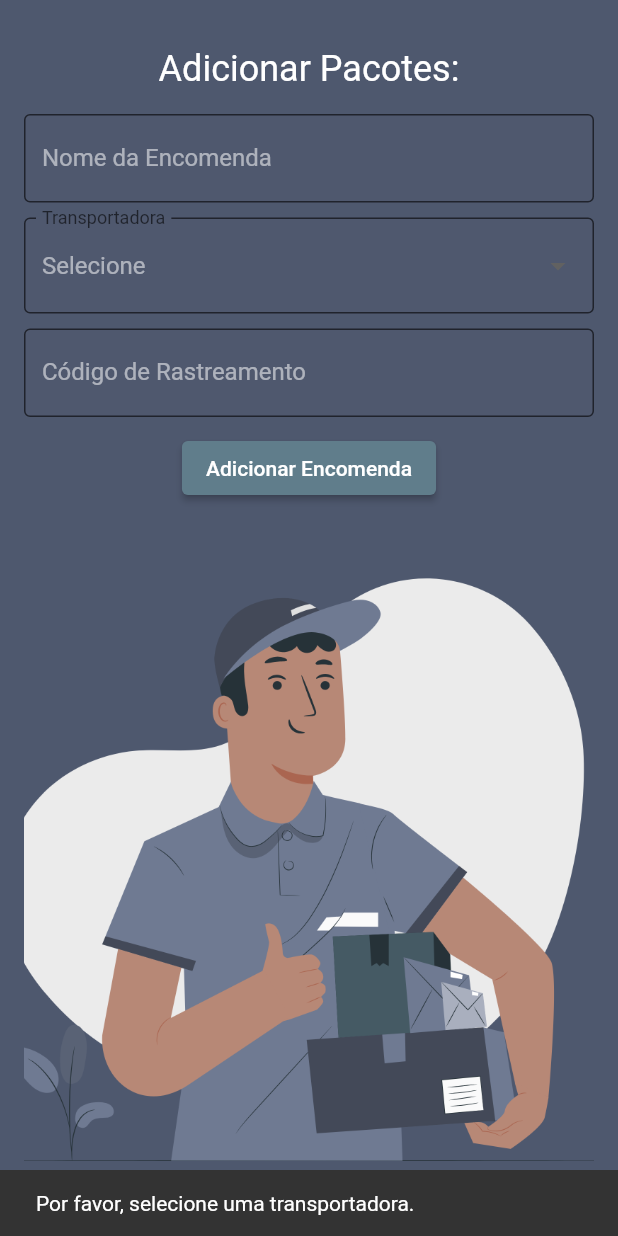
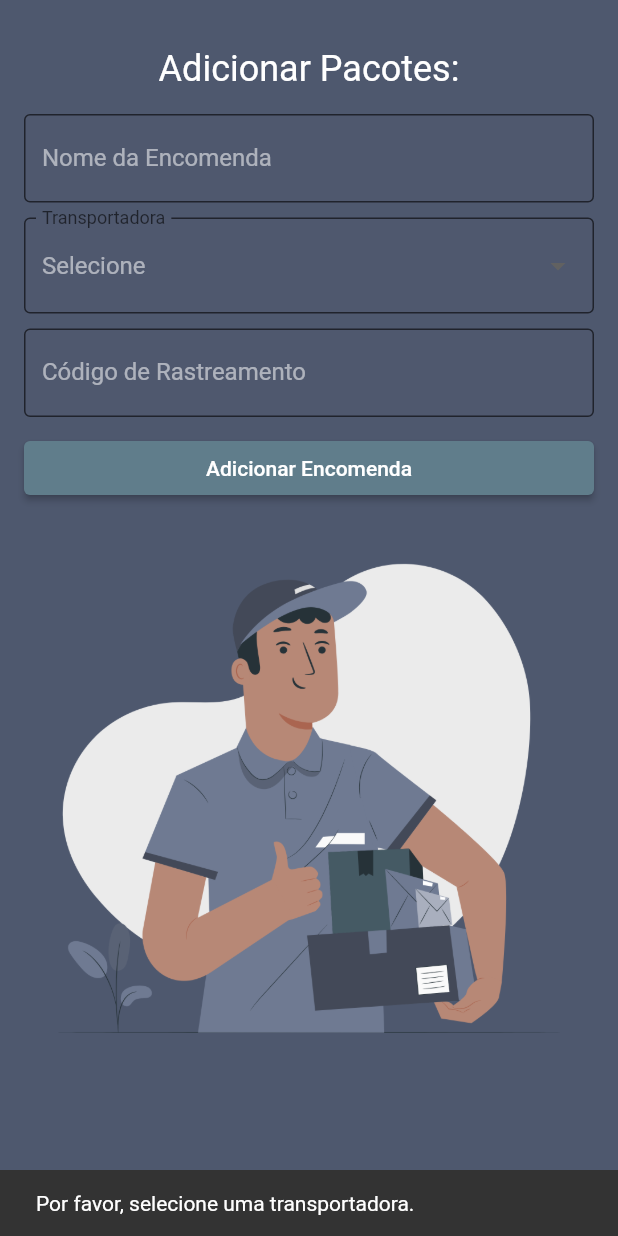
Before and after one commit to FlipLM/RastreioFacil, a Flutter app: the FormularioEncomendaScreen screen opened directly, after a tap on "Adicionar Encomenda", on a phone screen of 412 x 824 dp. Run offline on Flutter 3.47's test engine with Material 2 defaults, Android fonts, the phone set to English and light mode, and no system bars; our stand-ins replace flutter_keyboard_visibility, shared_preferences, webview_flutter; missing offline and left inert: circular_bottom_navigation; accounts and stored records are empty; network calls fail.

Commit message:
segunda versão

```diff
--- a/lib/screens/encomenda.dart
+++ b/lib/screens/encomenda.dart
@@ -4,21 +4,30 @@ class Encomenda {
   final String nome;
   final String transportadora;
   final String codigoRastreio;
+  bool isExcluindo;
 
-  Encomenda(this.nome, this.transportadora, this.codigoRastreio);
+  Encomenda({
+    required this.nome,
+    required this.transportadora,
+    required this.codigoRastreio,
+    required this.isExcluindo,
+  });
+
 
   String toJson() => json.encode({
     'nome': nome,
     'transportadora': transportadora,
     'codigoRastreio': codigoRastreio,
+    'isExcluindo': isExcluindo,
   });
 
   static Encomenda fromJson(String jsonString) {
     final jsonData = json.decode(jsonString);
     return Encomenda(
-      jsonData['nome'],
-      jsonData['transportadora'],
-      jsonData['codigoRastreio'],
+      nome: jsonData['nome'],
+      transportadora: jsonData['transportadora'],
+      codigoRastreio: jsonData['codigoRastreio'],
+      isExcluindo: jsonData['isExcluindo'],
     );
   }
 }
--- a/lib/screens/formulario_screen.dart
+++ b/lib/screens/formulario_screen.dart
@@ -1,15 +1,15 @@
-// ignore_for_file: library_private_types_in_public_api
-
 import 'package:flutter/material.dart';
 import 'package:provider/provider.dart';
+import 'package:flutter_keyboard_visibility/flutter_keyboard_visibility.dart';
 import '../screens/encomenda.dart';
 import '../screens/encomenda_model.dart';
 import '../screens/transportadoras_screen.dart';
 
 class FormularioEncomendaScreen extends StatefulWidget {
-  const FormularioEncomendaScreen(
-      void Function(Encomenda novaEncomenda) adicionarEncomenda,
-      {super.key});
+  final void Function(Encomenda novaEncomenda) adicionarEncomenda;
+
+  const FormularioEncomendaScreen({Key? key, required this.adicionarEncomenda})
+      : super(key: key);
 
   @override
   _FormularioEncomendaScreenState createState() =>
@@ -21,13 +21,26 @@ class _FormularioEncomendaScreenState extends State<FormularioEncomendaScreen> {
   final codigoRastreioController = TextEditingController();
   String transportadoraSelecionada = "Selecione";
 
+  final KeyboardVisibilityController _keyboardVisibilityController =
+  KeyboardVisibilityController();
+
+  @override
+  void initState() {
+    super.initState();
+
+    _keyboardVisibilityController.onChange.listen((bool visible) {
+      if (!visible) {
+        FocusScope.of(context).unfocus();
+      }
+    });
+  }
+
   @override
   Widget build(BuildContext context) {
     return Scaffold(
-      body: Padding(
-        padding: const EdgeInsets.all(16.0),
-        child: Column(
-          children: [
+      body: ListView(
+        padding: EdgeInsets.all(16.0),
+        children: <Widget>[
           Container(
             alignment: Alignment.center,
             padding: const EdgeInsets.all(16),
@@ -45,7 +58,6 @@ class _FormularioEncomendaScreenState extends State<FormularioEncomendaScreen> {
             decoration: const InputDecoration(
               labelText: 'Nome da Encomenda',
               labelStyle: TextStyle(color: Colors.white54),
-                // Cor do placeholder
               border: OutlineInputBorder(),
               filled: true,
               fillColor: Color.fromRGBO(79, 88, 110, 1),
@@ -55,10 +67,10 @@ class _FormularioEncomendaScreenState extends State<FormularioEncomendaScreen> {
           Theme(
             data: Theme.of(context).copyWith(
               canvasColor: const Color.fromRGBO(79, 88, 110, 1),
-                // Cor de fundo do dropdown
               textTheme: const TextTheme(
                 titleMedium: TextStyle(
-                      color: Colors.white54), // Cor do texto do dropdown
+                  color: Colors.white54,
+                ),
               ),
             ),
             child: DropdownButtonFormField<String>(
@@ -79,7 +91,8 @@ class _FormularioEncomendaScreenState extends State<FormularioEncomendaScreen> {
                 labelText: 'Transportadora',
                 border: OutlineInputBorder(),
                 filled: true,
-                    fillColor: Color.fromRGBO(79, 88, 110, 1)),
+                fillColor: Color.fromRGBO(79, 88, 110, 1),
+              ),
             ),
           ),
           const SizedBox(height: 10),
@@ -87,11 +100,12 @@ class _FormularioEncomendaScreenState extends State<FormularioEncomendaScreen> {
             controller: codigoRastreioController,
             style: const TextStyle(color: Colors.white54),
             decoration: const InputDecoration(
+              labelText: 'Código de Rastreamento',
               labelStyle: TextStyle(color: Colors.white54),
-                  labelText: 'Código de Rastreamento',
               border: OutlineInputBorder(),
               filled: true,
-                  fillColor: Color.fromRGBO(79, 88, 110, 1)),
+              fillColor: Color.fromRGBO(79, 88, 110, 1),
+            ),
           ),
           const SizedBox(height: 10),
           ElevatedButton(
@@ -101,26 +115,26 @@ class _FormularioEncomendaScreenState extends State<FormularioEncomendaScreen> {
 
               if (transportadoraSelecionada != "Selecione") {
                 final novaEncomenda = Encomenda(
-                    nome,
-                    transportadoraSelecionada,
-                    codigoRastreio,
+                  nome: nome,
+                  transportadora: transportadoraSelecionada,
+                  codigoRastreio: codigoRastreio,
+                  isExcluindo: false,
                 );
 
-                  Provider.of<EncomendaModel>(context, listen: false)
-                      .adicionarEncomenda(novaEncomenda);
+                widget.adicionarEncomenda(novaEncomenda);
+                FocusScope.of(context).unfocus(); // Fecha o teclado
 
                 showDialog(
                   context: context,
                   builder: (BuildContext context) {
                     return AlertDialog(
                       title: const Text('Sucesso!'),
-                        content:
-                            const Text('Encomenda adicionada com sucesso!'),
+                      content: const Text('Encomenda adicionada com sucesso!'),
                       actions: <Widget>[
                         TextButton(
                           child: const Text('Fechar'),
                           onPressed: () {
-                              Navigator.of(context).pop(); // Fecha o pop-up
+                            Navigator.of(context).pop();
                           },
                         ),
                       ],
@@ -128,22 +142,20 @@ class _FormularioEncomendaScreenState extends State<FormularioEncomendaScreen> {
                   },
                 );
 
-                  // Limpa os campos do formulário após a adição da encomenda
                 nomeController.clear();
                 codigoRastreioController.clear();
               } else {
                 ScaffoldMessenger.of(context).showSnackBar(const SnackBar(
-                      content:
-                          Text('Por favor, selecione uma transportadora.')));
+                    content: Text('Por favor, selecione uma transportadora.')));
               }
             },
             style: ElevatedButton.styleFrom(
-                  backgroundColor: Theme.of(context).primaryColor),
+              backgroundColor: Theme.of(context).primaryColor,
+            ),
             child: const Text('Adicionar Encomenda'),
           ),
-            Expanded(child: Image.asset('lib/assets/imagens/Messenger-pana.png', fit: BoxFit.cover))
+          Image.asset('lib/assets/imagens/Messenger-pana.png', fit: BoxFit.cover),
         ],
-        ),
       ),
     );
   }
--- a/pubspec.yaml
+++ b/pubspec.yaml
@@ -36,6 +36,8 @@ dependencies:
   webview_flutter: ^3.0.0
   circular_bottom_navigation: ^2.3.0
   persistent_bottom_nav_bar: any
+  flutter_keyboard_visibility: ^5.4.1
+  bottom_navy_bar: ^6.0.0
   # The following adds the Cupertino Icons font to your application.
   # Use with the CupertinoIcons class for iOS style icons.
   cupertino_icons: ^1.0.2
```
Also changed, not shown: lib/main.dart (+10 -5 lines), lib/screens/minhas_encomendas_screen.dart (+6 -5 lines), lib/widgets/encomenda_widget.dart (+46 -34 lines), lib/screens/encomenda_model.dart (line endings or trailing spaces), pubspec.lock. Lines whose indentation alone changed are shown as unchanged.
